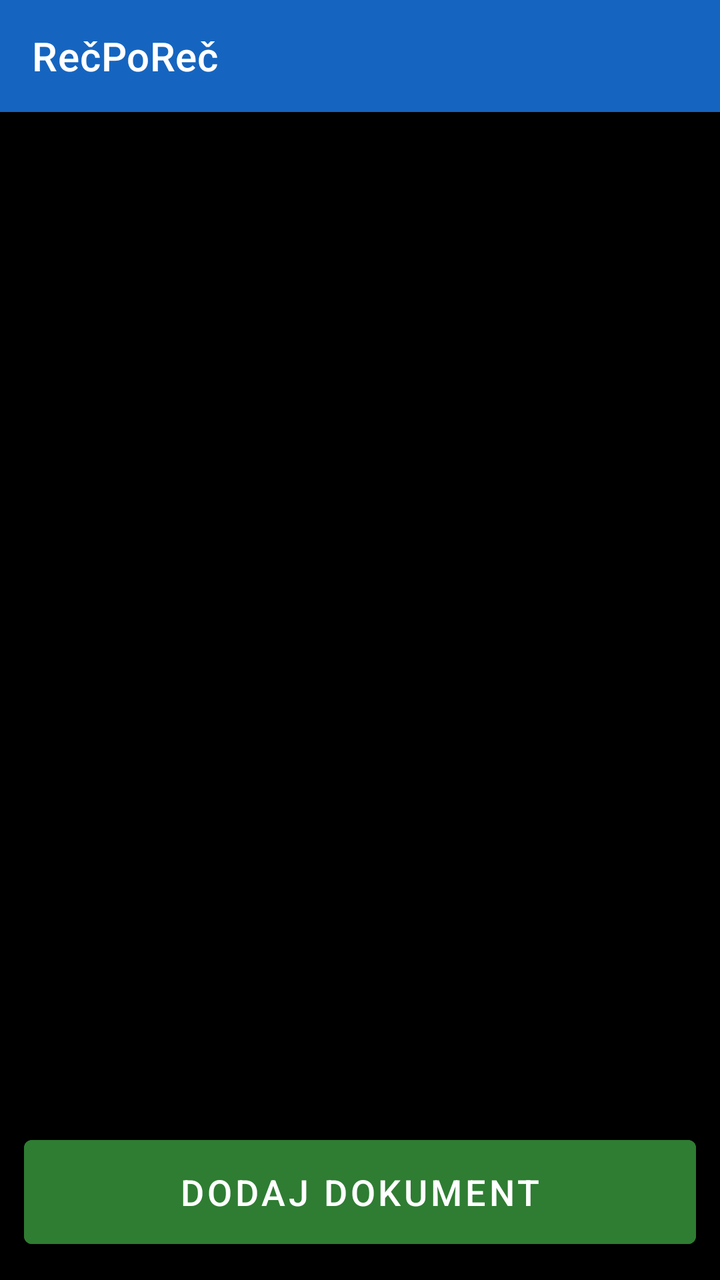
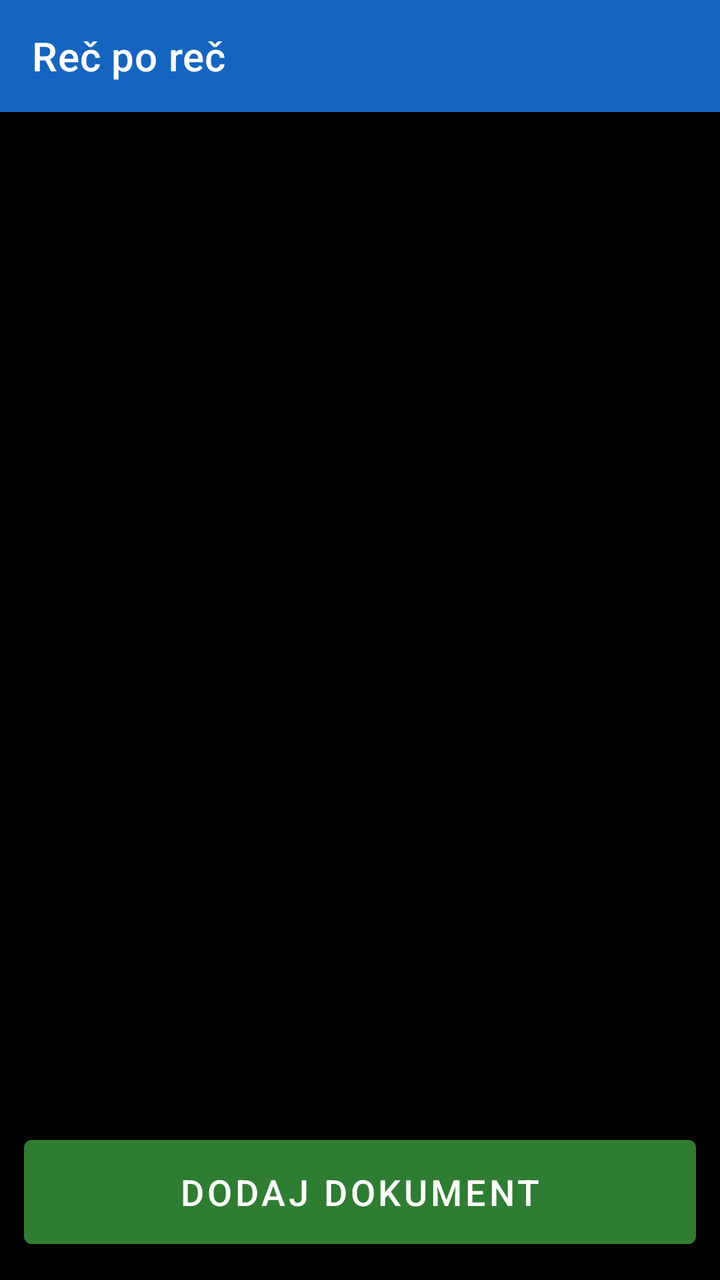

Before-and-after screenshots of an Android layout around one commit, followed by the original layout XML and the change that was made.
<!-- AndroidManifest.xml: application theme Theme.RecPoRec -->
<!-- res/layout/activity_document_list.xml -->
<?xml version="1.0" encoding="utf-8"?>
<LinearLayout xmlns:android="http://schemas.android.com/apk/res/android"
    xmlns:app="http://schemas.android.com/apk/res-auto"
    android:layout_width="match_parent"
    android:layout_height="match_parent"
    android:orientation="vertical"
    android:background="@color/background">

    <androidx.appcompat.widget.Toolbar
        android:id="@+id/toolbar"
        android:layout_width="match_parent"
        android:layout_height="?attr/actionBarSize"
        android:background="@color/btn_voice"
        android:titleTextColor="@color/text_primary"
        app:title="@string/app_name" />

    <androidx.recyclerview.widget.RecyclerView
        android:id="@+id/recyclerDocuments"
        android:layout_width="match_parent"
        android:layout_height="0dp"
        android:layout_weight="1"
        android:padding="8dp" />

    <TextView
        android:id="@+id/emptyView"
        android:layout_width="match_parent"
        android:layout_height="0dp"
        android:layout_weight="1"
        android:gravity="center"
        android:visibility="gone"
        android:padding="24dp"
        android:textSize="18sp"
        android:textColor="@color/text_primary"
        android:text="@string/no_documents" />

    <LinearLayout
        android:layout_width="match_parent"
        android:layout_height="wrap_content"
        android:orientation="horizontal"
        android:padding="12dp">

        <Button
            android:id="@+id/btnAddDocument"
            android:layout_width="match_parent"
            android:layout_height="64dp"
            android:textSize="18sp"
            android:backgroundTint="@color/btn_chapter"
            android:textColor="@color/button_text"
            android:text="@string/add_document" />
    </LinearLayout>

</LinearLayout>
<!-- resources referenced by this layout -->
<resources>
  <color name="background">#000000</color>
  <color name="btn_chapter">#2E7D32</color>
  <color name="btn_voice">#1565C0</color>
  <color name="button_text">#FFFFFF</color>
  <color name="text_primary">#FFFFFF</color>
  <string name="add_document">Dodaj dokument</string>
  <string name="app_name">RečPoReč</string>
  <string name="no_documents">Nema dodatih dokumenata. Dodirnite dugme za dodavanje.</string>
  <style name="Theme.RecPoRec" parent="Theme.MaterialComponents.DayNight.NoActionBar">
          <item name="android:windowBackground">@color/background</item>
          <item name="android:textColorPrimary">@color/text_primary</item>
          <item name="colorPrimary">@color/btn_voice</item>
          <item name="colorOnPrimary">@color/button_text</item>
      </style>
</resources>

<!-- the commit's change to res/layout/activity_document_list.xml (unified diff, before → after) -->
@@ -4,6 +4,7 @@
     android:layout_width="match_parent"
     android:layout_height="match_parent"
     android:orientation="vertical"
+    android:fitsSystemWindows="true"
     android:background="@color/background">
 
     <androidx.appcompat.widget.Toolbar
<!-- resource entries referenced after the edit -->
@@ -6,7 +6,7 @@
   <color name="button_text">#FFFFFF</color>
   <color name="text_primary">#FFFFFF</color>
   <string name="add_document">Dodaj dokument</string>
-  <string name="app_name">RečPoReč</string>
+  <string name="app_name">Reč po reč</string>
   <string name="no_documents">Nema dodatih dokumenata. Dodirnite dugme za dodavanje.</string>
   <style name="Theme.RecPoRec" parent="Theme.MaterialComponents.DayNight.NoActionBar">
           <item name="android:windowBackground">@color/background</item>
